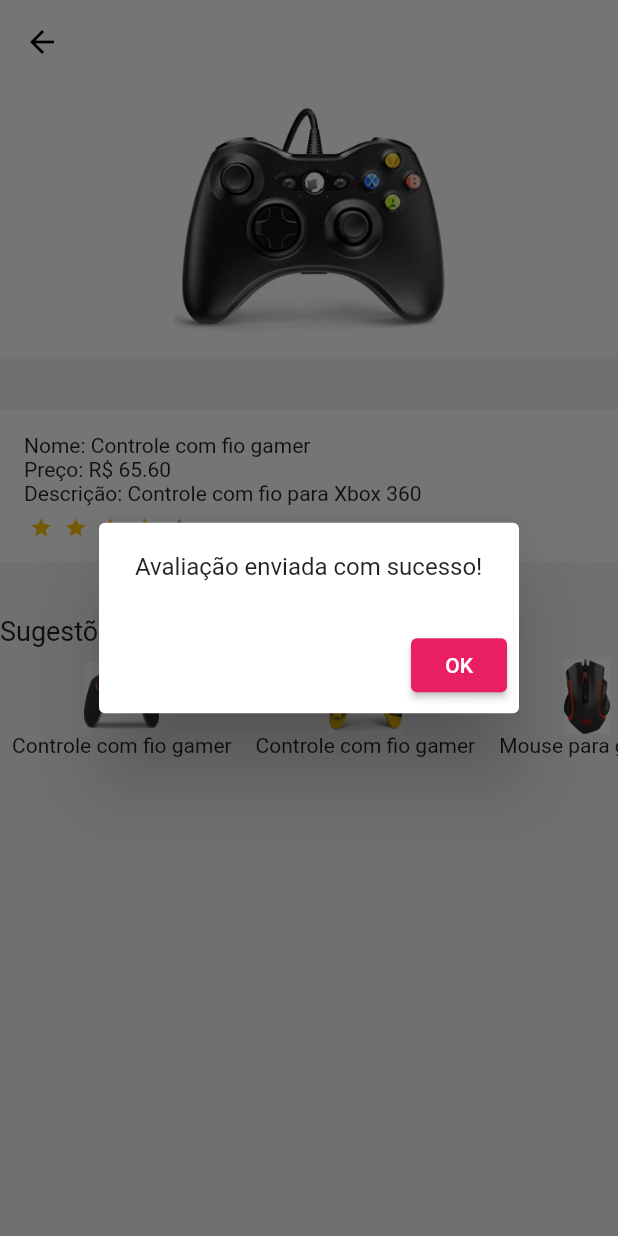
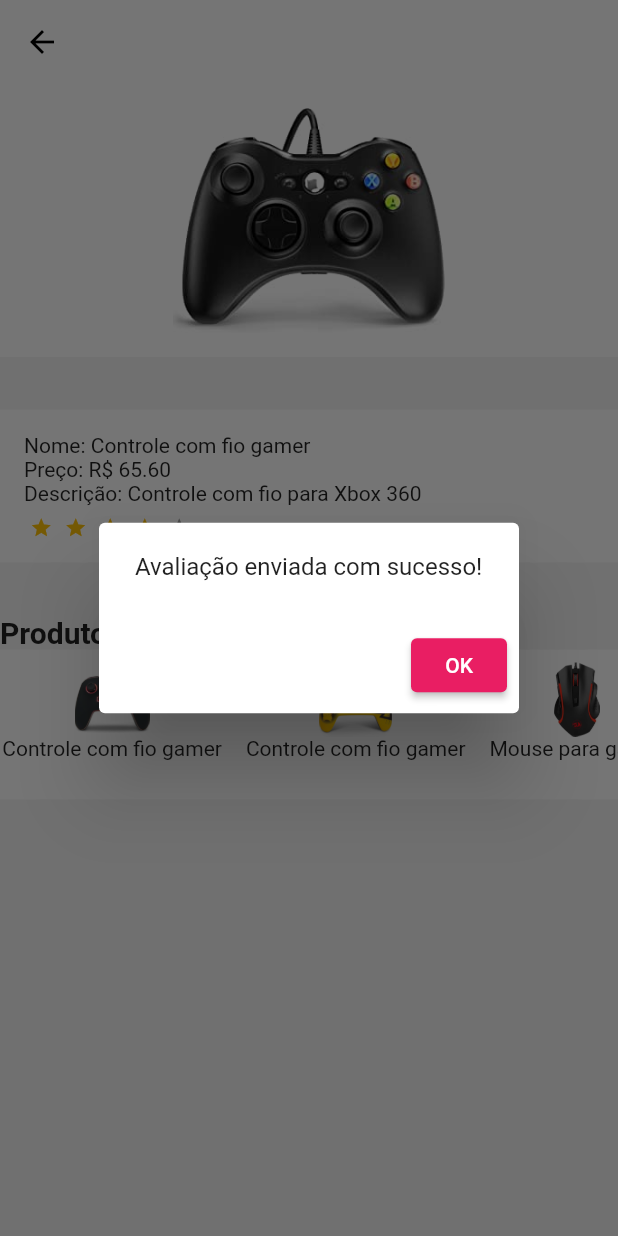
Before and after one commit to Gisellyrock/App-Flutter-CRTECH, a Flutter app: the DetalhesProdutoMaior screen opened directly with sample values from the repository, after a tap on "Enviar Avaliação", on a phone screen of 412 x 824 dp. Run offline on Flutter 3.47's test engine with Material 2 defaults, Android fonts, the phone set to English and light mode, and no system bars; drawn by our look-alikes of flutter_rating_bar; our stand-ins replace carousel_slider.

Commit message:
feat:change colors

```diff
--- a/lib/detalhes_produto.dart
+++ b/lib/detalhes_produto.dart
@@ -19,10 +19,16 @@ class _DetalhesProdutoMaiorState extends State<DetalhesProdutoMaior> {
   TextEditingController _commentController = TextEditingController();
   bool _comentarioEnviado = false;
   List<Produtos> produtosSugeridos = [];
+  ScrollController _scrollController = ScrollController();
+  double _scrollPosition = 0.0;
+  double _scrollMax = 0.0;
+  double _scrollIncrement = 5.0;
 
   @override
   void initState() {
     super.initState();
+    _scrollMax = 1000.0; // Defina o valor máximo de rolagem conforme necessário
+    _scrollAutomatically();
 
     // Encontre produtos relacionados com base no ID do produto atual
     produtosSugeridos = MeusProdutos.todosProdutos
@@ -30,6 +36,21 @@ class _DetalhesProdutoMaiorState extends State<DetalhesProdutoMaior> {
             produto.categoria == widget.produto.categoria &&
             produto != widget.produto)
         .toList();
+  }
+
+  void _scrollAutomatically() {
+    Future.delayed(Duration(seconds: 1), () {
+      if (_scrollPosition >= _scrollMax) {
+        _scrollPosition = 0.0;
+      }
+      _scrollController.animateTo(
+        _scrollPosition,
+        duration: Duration(milliseconds: 500),
+        curve: Curves.ease,
+      );
+      _scrollPosition += _scrollIncrement;
+      _scrollAutomatically();
+    });
   }
 
   void _enviarAvaliacao() {
@@ -121,14 +142,25 @@ class _DetalhesProdutoMaiorState extends State<DetalhesProdutoMaior> {
               ),
             ),
             const SizedBox(height: 35.0),
+            Column(
+              crossAxisAlignment: CrossAxisAlignment.start,
+              children: [
                 Text(
-              'Sugestões de Produtos',
-              style: TextStyle(fontSize: 18),
+                  "Produtos Sugeridos",
+                  style: TextStyle(
+                    fontSize: 20, // Tamanho da fonte do cabeçalho
+                    fontWeight: FontWeight.bold, // Estilo da fonte do cabeçalho
+                  ),
                 ),
                 Container(
+                  width: MediaQuery.of(context).size.width,
+                  decoration: BoxDecoration(
+                    color: Colors.white,
+                  ),
                   height: 100,
                   child: ListView.builder(
                     scrollDirection: Axis.horizontal,
+                    controller: _scrollController,
                     itemCount: produtosSugeridos.length,
                     itemBuilder: (context, index) {
                       final produtoSugerido = produtosSugeridos[index];
@@ -164,7 +196,7 @@ class _DetalhesProdutoMaiorState extends State<DetalhesProdutoMaior> {
                 Container(
                   width: MediaQuery.of(context).size.width,
                   decoration: const BoxDecoration(
-                color: Color.fromARGB(242, 242, 241, 241),
+                    color: Colors.white,
                   ),
                   child: _comentarioEnviado
                       ? const SizedBox.shrink()
@@ -224,19 +256,21 @@ class _DetalhesProdutoMaiorState extends State<DetalhesProdutoMaior> {
                                   mostrarModalEnviado(
                                       context); //Chama o método para enviar o comentário
                                 },
-                            style: ElevatedButton.styleFrom(
-                              primary: Colors.pink, // Cor de fundo rosa (pink)
-                            ),
                                 child: const Text(
                                   'Enviar Avaliação',
                                   style: TextStyle(
-                                color: Colors.white, // Cor do texto branco
+                                    color: Colors.white, // Cor do texto
                                   ),
+                                ),
+                                style: ElevatedButton.styleFrom(
+                                  primary: Colors.pink, // Cor do botão
                                 ),
                               ),
                             ],
                           ),
                         ),
+                ),
+              ],
             ),
           ],
         ),
@@ -255,14 +289,14 @@ class _DetalhesProdutoMaiorState extends State<DetalhesProdutoMaior> {
               onPressed: () {
                 Navigator.of(context).pop();
               },
-              style: ElevatedButton.styleFrom(
-                primary: Colors.pink, // Cor de fundo rosa (pink)
-              ),
               child: const Text(
                 'OK',
                 style: TextStyle(
-                  color: Colors.white, // Cor do texto branco
+                  color: Colors.white, // Cor do texto
                 ),
+              ),
+              style: ElevatedButton.styleFrom(
+                primary: Colors.pink, // Cor do botão
               ),
             ),
           ],
@@ -274,6 +308,7 @@ class _DetalhesProdutoMaiorState extends State<DetalhesProdutoMaior> {
   @override
   void dispose() {
     _commentController.dispose();
+    _scrollController.dispose();
     super.dispose();
   }
 }
```
Lines whose indentation alone changed are shown as unchanged.
